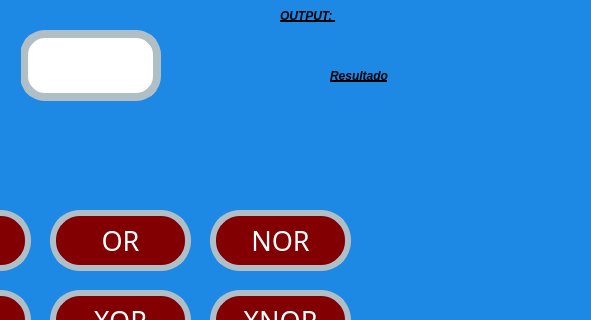
Qt form Unidad 2/Practicas/PP02_CompuertasLogicasV.ui (Perales14/PIP_2025_1_eq5) before a commit; both pictures show x 310 to 901 and y 200 to 520 of the 1013 by 627 pixel window.
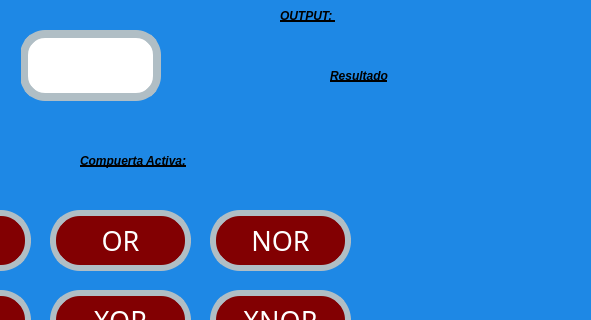
The same form after that commit. Icons and pictures are not drawn.

```diff
--- a/Unidad 2/Practicas/PP02_CompuertasLogicasV.ui
+++ b/Unidad 2/Practicas/PP02_CompuertasLogicasV.ui
@@ -540,6 +540,27 @@
      <string>OUTPUT: </string>
     </property>
    </widget>
+   <widget class="QLabel" name="lbl_CompuertaActiva">
+    <property name="geometry">
+     <rect>
+      <x>390</x>
+      <y>320</y>
+      <width>431</width>
+      <height>81</height>
+     </rect>
+    </property>
+    <property name="styleSheet">
+     <string notr="true">text-decoration: underline;
+font: 20pt &quot;Forte&quot;;
+color:rgb(0, 0, 0);
+border-radius: 10px;
+font-weight: bold;
+font-style: italic;</string>
+    </property>
+    <property name="text">
+     <string>Compuerta Activa:</string>
+    </property>
+   </widget>
   </widget>
   <widget class="QMenuBar" name="menubar">
    <property name="geometry">
```
Left out of the diff: 2 changed lines with no effect on the pictures.
